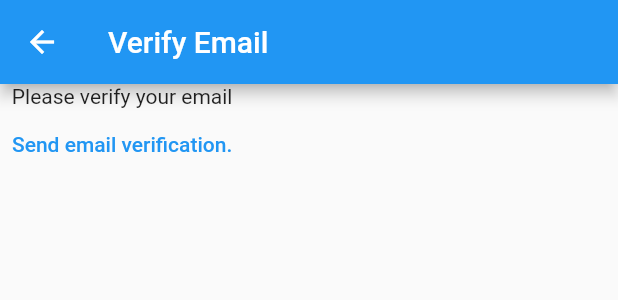
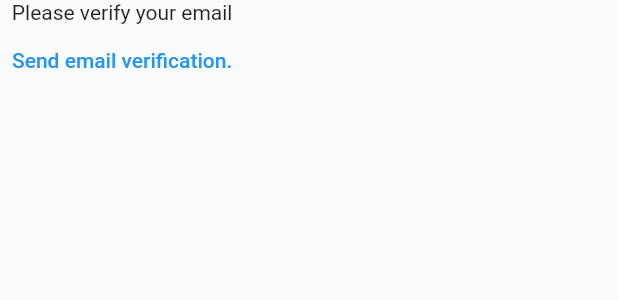
Before and after one commit to PratyushChauhan/mynotes, a Flutter app: the VerifyEmailView widget shown alone on an empty page, opened directly, on a phone screen of 412 x 824 dp. Shown: the top 300 px of the screen. Run offline on Flutter 3.47's test engine with Material 2 defaults, Android fonts, the phone set to English and light mode, and no system bars; our stand-ins replace firebase_auth, firebase_core; accounts and stored records are empty.

Commit message:
In main file: Fixed navigator error. Removed scaffold from Verify email view.

```diff
--- a/lib/main.dart
+++ b/lib/main.dart
@@ -33,14 +33,15 @@ class HomePage extends StatelessWidget {
         builder: (context, snapshot) {
           switch (snapshot.connectionState) {
             case ConnectionState.done:
-              final user = FirebaseAuth.instance.currentUser;
-              if (user?.emailVerified ?? false) {
-                print('Email is verified');
-              } else {
-                Navigator.of(context).push(MaterialPageRoute(
-                    builder: (context) => const VerifyEmailView()));
-              }
-              return Text("Verification check Done");
+              // final user = FirebaseAuth.instance.currentUser;
+              // print(user);
+              // if (user?.emailVerified ?? false) {
+              //   print('Email is verified');
+              // } else {
+              //   return const VerifyEmailView();
+              // }
+              // return Text("Verification check Done");
+              return const LoginView();
 
             default:
               return const Text("Loading");
@@ -61,11 +62,7 @@ class VerifyEmailView extends StatefulWidget {
 class _VerifyEmailViewState extends State<VerifyEmailView> {
   @override
   Widget build(BuildContext context) {
-    return Scaffold(
-      appBar: AppBar(
-        title: const Text('Verify Email'),
-      ),
-      body: Column(children: [
+    return Column(children: [
       Text("Please verify your email"),
       TextButton(
         onPressed: () async {
@@ -76,7 +73,6 @@ class _VerifyEmailViewState extends State<VerifyEmailView> {
         },
         child: const Text("Send email verification."),
       )
-      ]),
-    );
+    ]);
   }
 }
```
Lines whose indentation alone changed are shown as unchanged.
